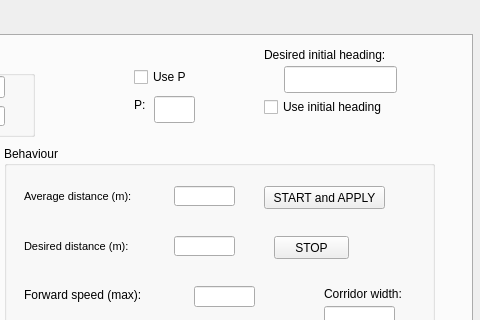
Before: the Qt Designer form Hanse/Behaviour_WallFollowing/wallfollowingform.ui in iti-luebeck/HANSE2011, drawn with Qt 5; both pictures show x 228 to 708 and y 0 to 320 of the 708 by 458 pixel window.
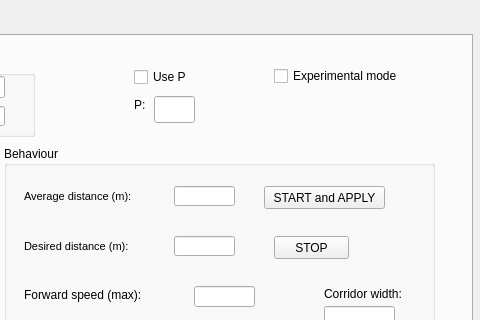
After: the same form once the commit is applied.

Commit message: Behaviour_WallFollowing experimental mode

```diff
--- a/Hanse/Behaviour_WallFollowing/wallfollowingform.ui
+++ b/Hanse/Behaviour_WallFollowing/wallfollowingform.ui
@@ -379,42 +379,6 @@
       <bool>true</bool>
      </property>
     </widget>
-    <widget class="QLineEdit" name="headingInput">
-     <property name="geometry">
-      <rect>
-       <x>500</x>
-       <y>30</y>
-       <width>113</width>
-       <height>27</height>
-      </rect>
-     </property>
-    </widget>
-    <widget class="QLabel" name="label_9">
-     <property name="geometry">
-      <rect>
-       <x>480</x>
-       <y>10</y>
-       <width>161</width>
-       <height>17</height>
-      </rect>
-     </property>
-     <property name="text">
-      <string>Desired initial heading:</string>
-     </property>
-    </widget>
-    <widget class="QCheckBox" name="headingBox">
-     <property name="geometry">
-      <rect>
-       <x>480</x>
-       <y>60</y>
-       <width>171</width>
-       <height>22</height>
-      </rect>
-     </property>
-     <property name="text">
-      <string>Use initial heading</string>
-     </property>
-    </widget>
     <widget class="QCheckBox" name="useP">
      <property name="geometry">
       <rect>
@@ -451,6 +415,19 @@
       </rect>
      </property>
     </widget>
+    <widget class="QCheckBox" name="expMode">
+     <property name="geometry">
+      <rect>
+       <x>490</x>
+       <y>30</y>
+       <width>141</width>
+       <height>20</height>
+      </rect>
+     </property>
+     <property name="text">
+      <string>Experimental mode</string>
+     </property>
+    </widget>
    </widget>
   </widget>
  </widget>
```
The commit also changes 4 other files.
